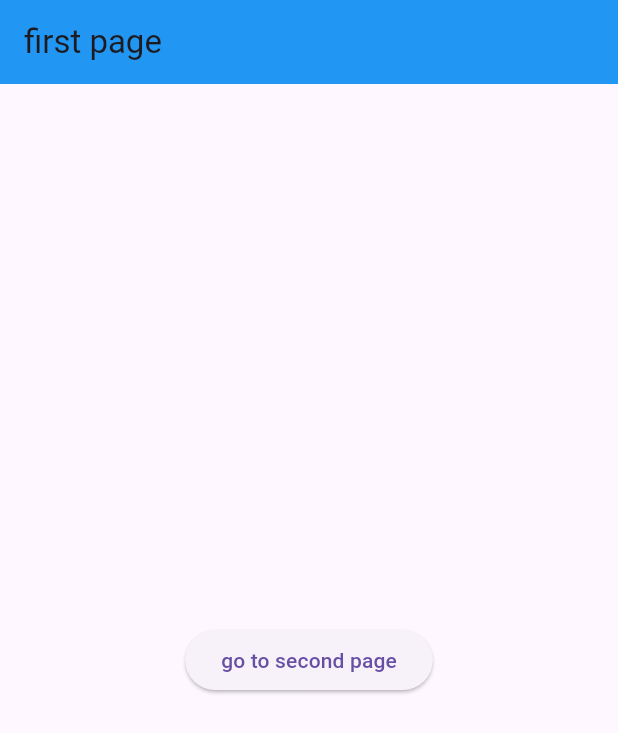
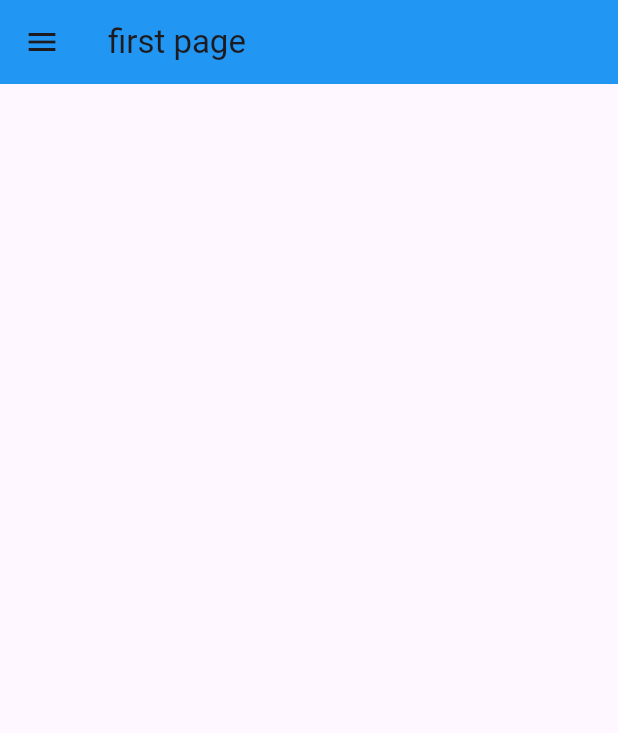
Before and after one commit to Dave-notch/dummy_test_app, a Flutter app: the screen it shows after launch, on a phone screen of 412 x 824 dp. Shown: the top 733 px of the screen. Run offline on Flutter 3.47's test engine with Material 3 defaults, Android fonts, the phone set to English and light mode, and no system bars; our stand-ins replace device_preview.

Commit message:
drawer navigation

```diff
--- a/lib/main.dart
+++ b/lib/main.dart
@@ -1,6 +1,7 @@
 import 'package:device_preview/device_preview.dart';
 import 'package:dummy_test_app/pages/page1.dart';
-import 'package:dummy_test_app/pages/page2.dart';
+import 'package:dummy_test_app/pages/Home.dart';
+import 'package:dummy_test_app/pages/settings.dart';
 import 'package:flutter/material.dart';
 
 void main() {
@@ -23,9 +24,11 @@ class MyApp extends StatelessWidget {
       locale: DevicePreview.locale(context),
       builder: DevicePreview.appBuilder,
       home: firspage(),
-      // routes: {
-      //   '/firstpage' :(context) => firspage(),
-      // },
+      routes: {
+        '/firstpage' :(context) => firspage(),
+        '/Homepage' :(context) => Home(),
+        '/Settingspage' :(context) => Settings(),
+      },
     );
   }
 }
--- a/lib/pages/page1.dart
+++ b/lib/pages/page1.dart
@@ -1,4 +1,5 @@
-import 'package:dummy_test_app/pages/page2.dart';
+// ignore: unused_import
+import 'package:dummy_test_app/pages/page1.dart';
 import 'package:flutter/material.dart';
 
 class firspage extends StatelessWidget {
@@ -9,14 +10,48 @@ class firspage extends StatelessWidget {
     return Scaffold(
       appBar: AppBar(title: Text('first page'),
       backgroundColor: Colors.blue,),
-      body: Center(child: ElevatedButton(child: Text('go to second page'),
-      onPressed: () => {
-        Navigator.push(context,
-        MaterialPageRoute(builder: (context) => secondpage(),)
-        )
-      },
+      drawer: Drawer(
+        backgroundColor: Colors.brown[400],
+        child: Column(
+          children: [
+            DrawerHeader(child: Icon(
+              Icons.favorite,
+              size: 24,
+            ),
+          ),
+
+            ListTile(
+              leading: Icon(Icons.home),
+              title: Text(
+                'H O M E',
+                style: TextStyle(
+                  color: Colors.white,
+
+                ),
+                ),
+              onTap: () {
+                Navigator.pop(context);
+                Navigator.pushNamed(context, '/Homepage');
+              },
+            ),
+
+            ListTile(
+              leading: Icon(Icons.settings),
+              title: Text(
+                'S E T T I N G S',
+                style: TextStyle(
+                  color: Colors.white,
+
+                ),
+                ),
+                onTap: () {
+                  Navigator.pop(context);
+                  Navigator.pushNamed(context, '/Settingspage');
+                },
+            )
+          ],
+        ),
       ),
-    ),
     );
   }
 }
--- a/lib/pages/page2.dart
+++ /dev/null
@@ -1,22 +0,0 @@
-import 'package:dummy_test_app/pages/page1.dart';
-import 'package:flutter/material.dart';
-
-class secondpage extends StatelessWidget {
-  const secondpage({super.key});
-
-  @override
-  Widget build(BuildContext context) {
-    return Scaffold(
-      appBar: AppBar(title: Text('second page'),
-      backgroundColor: Colors.blue,),
-      body: Center(child: ElevatedButton(child: Text('go to first page'),
-      onPressed: () => {
-        Navigator.push(context,
-        MaterialPageRoute(builder: (context) => firspage(),)
-        )
-      },
-      ),
-    ),
-  );
-  }
-}
```
Also changed, not shown: lib/pages/Home.dart (added, +17 -0 lines), lib/pages/settings.dart (added, +18 -0 lines).
